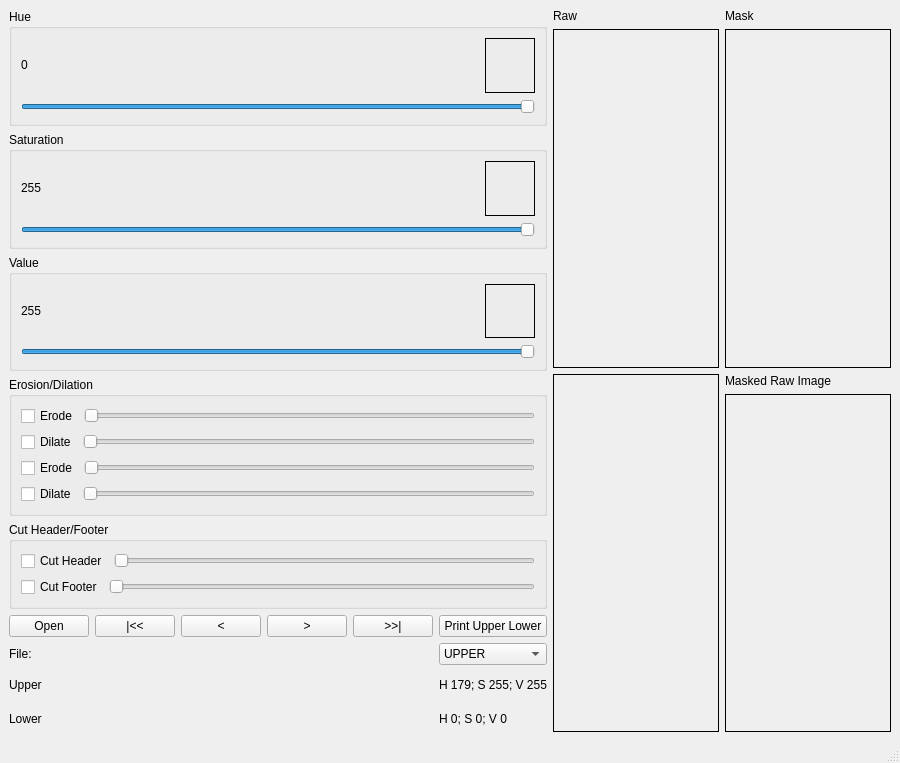
dennis-gemini/HsvRangeTool, file assets/main_window.ui: the form before one commit.
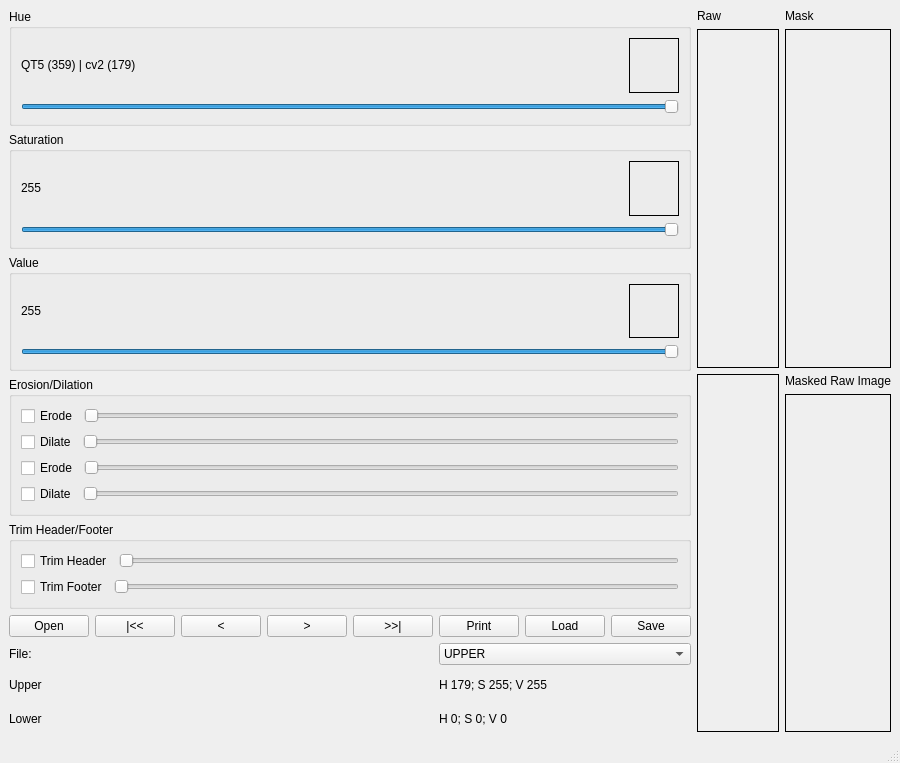
The form after the commit.

Commit message: load/save settings from HsvRangeTool.json

What changed in the file:
```diff
--- a/assets/main_window.ui
+++ b/assets/main_window.ui
@@ -46,7 +46,7 @@
               </sizepolicy>
              </property>
              <property name="text">
-              <string>0</string>
+              <string>QT5 (359) | cv2 (179)</string>
              </property>
             </widget>
            </item>
@@ -299,6 +299,9 @@
              <property name="minimum">
               <number>1</number>
              </property>
+             <property name="maximum">
+              <number>200</number>
+             </property>
              <property name="singleStep">
               <number>2</number>
              </property>
@@ -324,6 +327,9 @@
              <property name="minimum">
               <number>1</number>
              </property>
+             <property name="maximum">
+              <number>200</number>
+             </property>
              <property name="singleStep">
               <number>2</number>
              </property>
@@ -352,6 +358,9 @@
              <property name="minimum">
               <number>1</number>
              </property>
+             <property name="maximum">
+              <number>200</number>
+             </property>
              <property name="singleStep">
               <number>2</number>
              </property>
@@ -377,6 +386,9 @@
              <property name="minimum">
               <number>1</number>
              </property>
+             <property name="maximum">
+              <number>200</number>
+             </property>
              <property name="singleStep">
               <number>2</number>
              </property>
@@ -403,7 +415,7 @@
          </sizepolicy>
         </property>
         <property name="title">
-         <string>Cut Header/Footer</string>
+         <string>Trim Header/Footer</string>
         </property>
         <layout class="QVBoxLayout" name="verticalLayout_14">
          <item>
@@ -411,7 +423,7 @@
            <item>
             <widget class="QCheckBox" name="cboxCutHeader">
              <property name="text">
-              <string>Cut Header</string>
+              <string>Trim Header</string>
              </property>
             </widget>
            </item>
@@ -439,7 +451,7 @@
            <item>
             <widget class="QCheckBox" name="cboxCutFooter">
              <property name="text">
-              <string>Cut Footer</string>
+              <string>Trim Footer</string>
              </property>
             </widget>
            </item>
@@ -524,11 +536,29 @@
          </widget>
         </item>
         <item row="1" column="1">
-         <widget class="QPushButton" name="btnCopy">
-          <property name="text">
-           <string>Print Upper Lower</string>
-          </property>
-         </widget>
+         <layout class="QHBoxLayout" name="horizontalLayout_14">
+          <item>
+           <widget class="QPushButton" name="btnCopy">
+            <property name="text">
+             <string>Print</string>
+            </property>
+           </widget>
+          </item>
+          <item>
+           <widget class="QPushButton" name="btnLoad">
+            <property name="text">
+             <string>Load</string>
+            </property>
+           </widget>
+          </item>
+          <item>
+           <widget class="QPushButton" name="btnSave">
+            <property name="text">
+             <string>Save</string>
+            </property>
+           </widget>
+          </item>
+         </layout>
         </item>
         <item row="2" column="1">
          <widget class="QComboBox" name="cboxSetMode">
```
Left out of the diff: 8 changed lines with no effect on the pictures. The commit also changes 1 other file.
